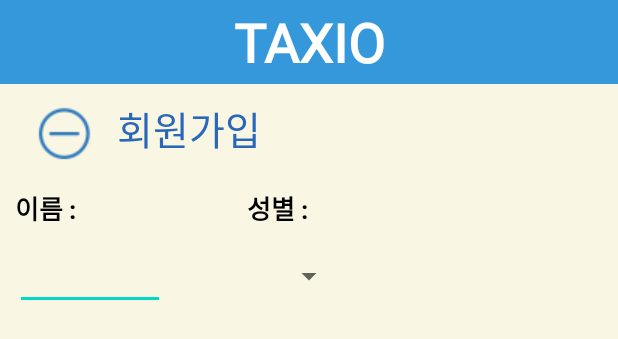
After one commit to MoonGahee/Project_TAXIO_2020, an Android app: the layout general_make_id.xml on its own in the app's theme, with its tools: preview values and no code run, on a phone screen of 412 x 824 dp. The commit adds this screen. Shown: the top 339 px of the screen. Run offline under Robolectric (Android 15) with nearby library versions, the phone set to English and light mode, and no system bars.

Commit message:
이미지 지도에 텍스트뷰로 해당부분 영역을 하려하는데 잘 안되넹....이거랑 회원가입 기입하는 부분 하는ing

```diff
--- /dev/null
+++ b/app/src/main/res/layout/general_make_id.xml
@@ -0,0 +1,117 @@
+<?xml version="1.0" encoding="utf-8"?>
+<!-- 탑승자 메인 by 주혜 -->
+
+<androidx.drawerlayout.widget.DrawerLayout
+    android:id="@+id/drawerLayout"
+    xmlns:android="http://schemas.android.com/apk/res/android"
+    xmlns:app="http://schemas.android.com/apk/res-auto"
+    xmlns:tools="http://schemas.android.com/tools"
+    android:layout_width="match_parent"
+    android:layout_height="match_parent"
+    android:background="@color/background"
+    android:fitsSystemWindows="true"
+    android:orientation="vertical"
+    tools:openDrawer="start"
+    tools:context=".MainActivity">
+
+    <androidx.constraintlayout.widget.ConstraintLayout
+        android:layout_width="match_parent"
+        android:layout_height="match_parent"
+        >
+
+        <include layout="@layout/app_bar"
+            android:id="@+id/bar"
+            app:layout_constraintLeft_toLeftOf="parent"
+            app:layout_constraintTop_toTopOf="parent"/> <!--툴바-->
+
+        <ImageView
+            android:id="@+id/bell"
+            android:layout_width="wrap_content"
+            android:layout_height="wrap_content"
+            android:layout_marginLeft="20dp"
+            android:layout_marginTop="8dp"
+            android:src="@drawable/minusbtn"
+            app:layout_constraintLeft_toLeftOf="parent"
+            app:layout_constraintTop_toBottomOf="@id/bar" />
+
+        <TextView
+            android:id="@+id/makeMember"
+            style="@style/title1"
+            android:layout_width="wrap_content"
+            android:layout_height="wrap_content"
+            android:text="회원가입"
+            app:layout_constraintLeft_toRightOf="@+id/bell"
+            app:layout_constraintTop_toBottomOf="@+id/bar"
+            />
+
+
+        <androidx.constraintlayout.widget.ConstraintLayout
+            android:id="@+id/joining"
+            android:layout_width="match_parent"
+            android:layout_height="500dp"
+            android:layout_margin="10dp"
+            app:layout_constraintLeft_toLeftOf="parent"
+            app:layout_constraintRight_toRightOf="parent"
+            app:layout_constraintTop_toBottomOf="@id/makeMember">
+
+            <TextView
+                android:id="@+id/nameM"
+                android:layout_width="wrap_content"
+                android:layout_height="wrap_content"
+                android:layout_marginTop="10dp"
+                android:text="이름 : "
+                android:textColor="#000000"
+                android:textSize="17sp"
+                android:textStyle="bold"
+                app:layout_constraintLeft_toLeftOf="@id/joining"
+                app:layout_constraintTop_toTopOf="@id/joining" />
+
+            <EditText
+                android:id="@+id/edtNameM"
+                android:layout_width="wrap_content"
+                android:layout_height="wrap_content"
+                android:layout_marginTop="10dp"
+                android:ems="5"
+                android:textSize="17sp"
+                android:textColor="#000000"
+                app:layout_constraintLeft_toLeftOf="@id/joining"
+                app:layout_constraintTop_toBottomOf="@id/nameM" />
+
+            <TextView
+                android:id="@+id/genderM"
+                android:layout_width="wrap_content"
+                android:layout_height="wrap_content"
+                android:layout_marginTop="10dp"
+                android:text="성별 : "
+                android:textColor="#000000"
+                android:textSize="17sp"
+                android:textStyle="bold"
+                android:layout_marginLeft="110dp"
+                app:layout_constraintLeft_toRightOf="@id/nameM"
+                app:layout_constraintTop_toTopOf="@id/joining" />
+
+            <Spinner
+                android:id="@+id/spGenderM"
+                android:layout_width="90dp"
+                android:layout_height="wrap_content"
+                android:layout_marginLeft="30dp"
+                android:layout_marginTop="20dp"
+                app:layout_constraintLeft_toRightOf="@id/edtNameM"
+                app:layout_constraintTop_toBottomOf="@id/genderM"/>
+
+
+
+        </androidx.constraintlayout.widget.ConstraintLayout>
+
+    </androidx.constraintlayout.widget.ConstraintLayout>
+
+    <com.google.android.material.navigation.NavigationView
+        android:id="@+id/nDrawer"
+        android:layout_width="wrap_content"
+        android:layout_height="match_parent"
+        android:layout_gravity="end"
+        android:fitsSystemWindows="true"
+        app:headerLayout="@layout/header"
+        app:menu="@menu/drawer"/> <!--네비게이션 드로어 추가-->
+
+</androidx.drawerlayout.widget.DrawerLayout>
--- a/app/src/main/res/layout/general_reservation_complete_activity.xml
+++ b/app/src/main/res/layout/general_reservation_complete_activity.xml
@@ -10,7 +10,7 @@
     android:background="#ffffff"
     android:fitsSystemWindows="true"
     android:orientation="vertical"
-    tools:openDrawer="start"
+    tools:openDrawer="end"
     tools:context=".generalReservationCompleteActivity">
 
     <androidx.constraintlayout.widget.ConstraintLayout
--- a/app/src/main/res/layout/general_select_region_activity.xml
+++ b/app/src/main/res/layout/general_select_region_activity.xml
@@ -51,5 +51,15 @@
             android:src="@drawable/koreamap"/>
         <!--class="com.google.android.gms.maps.MapFragment"-->
 
+        <TextView
+            android:id="@+id/btnJeju"
+            android:layout_width="wrap_content"
+            android:layout_height="wrap_content"
+            android:clickable="true"
+            android:text="         "
+            tools:layout_editor_absoluteX="135dp"
+            tools:layout_editor_absoluteY="636dp" />
+
+
     </androidx.constraintlayout.widget.ConstraintLayout>
 </androidx.drawerlayout.widget.DrawerLayout>
--- /dev/null
+++ b/app/src/main/res/values/gender.xml
@@ -0,0 +1,7 @@
+<?xml version="1.0" encoding="utf-8"?>
+<resources>
+    <string-array name="성별">
+        <item>남자</item>
+        <item>여자</item>
+    </string-array>
+</resources>
```
